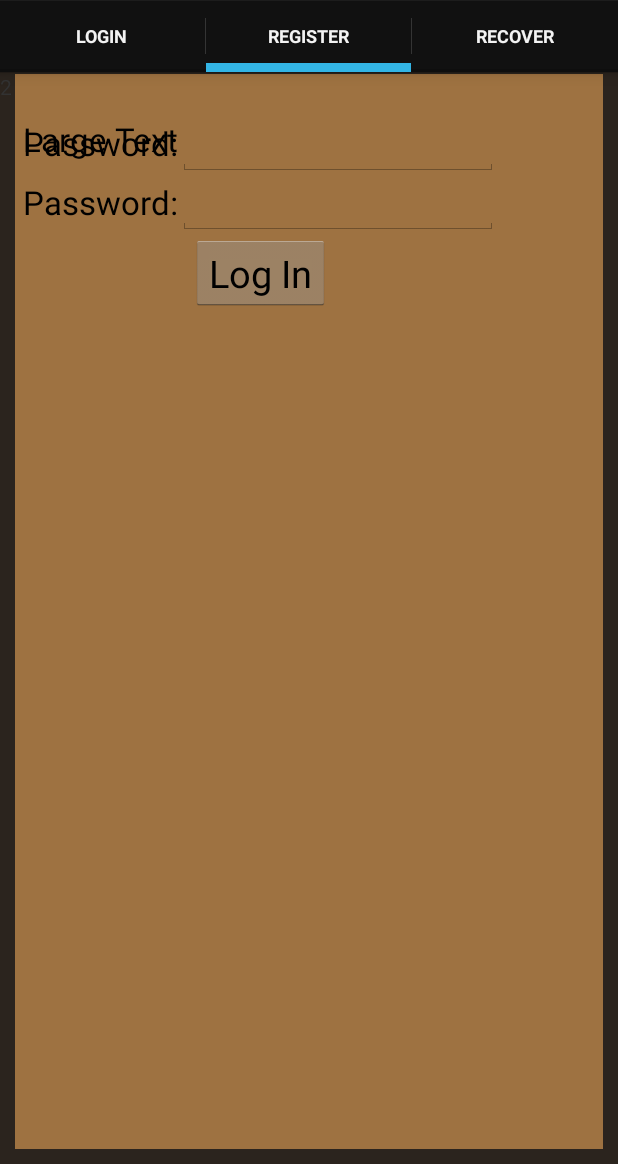
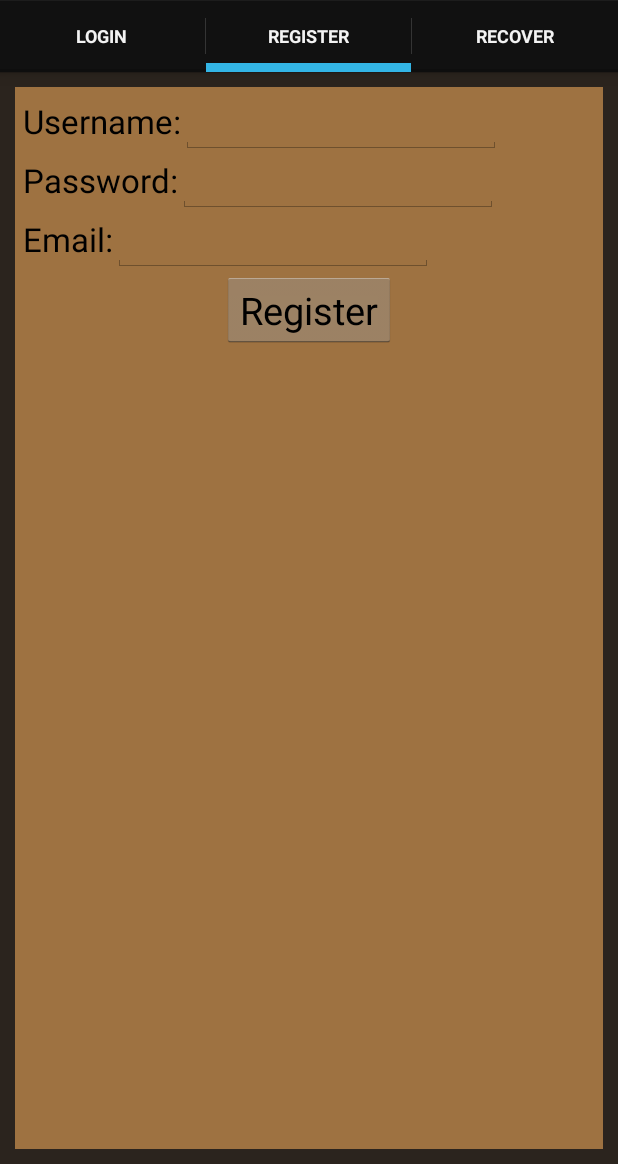
Before and after one commit to Malow/Gladiatus, an Android app: the screen it shows after launch (MainActivity), tab 2 chosen, on a phone screen of 412 x 824 dp, the part 72-1236 px from its top. Run offline under Robolectric (Android 15) with nearby library versions, the light colour scheme and no system bars.

Commit message:
Tabs on main screen

```diff
--- a/gladiatus/src/main/java/malow/gladiatus/activities/MainActivity.java
+++ b/gladiatus/src/main/java/malow/gladiatus/activities/MainActivity.java
@@ -4,15 +4,12 @@ import android.app.ActionBar;
 import android.app.Fragment;
 import android.app.FragmentTransaction;
 import android.os.Bundle;
-import android.view.Gravity;
 import android.view.LayoutInflater;
 import android.view.Menu;
 import android.view.MenuItem;
 import android.view.View;
 import android.view.ViewGroup;
-import android.widget.Button;
 import android.support.v4.app.FragmentActivity;
-import android.widget.TextView;
 
 import malow.gladiatus.Globals;
 import malow.gladiatus.R;
@@ -28,8 +25,8 @@ public class MainActivity extends FragmentActivity implements ActionBar.TabListe
         Globals.mainActivity = this;
         setContentView(R.layout.activity_main);
 
-        Button loginButton = (Button) findViewById(R.id.loginButton);
-        loginButton.setOnClickListener(MainActivityOnClick.login());
+        //Button loginButton = (Button) findViewById(R.id.loginButton);
+        //loginButton.setOnClickListener(MainActivityOnClick.login());
 
 
         // Set up the action bar to show tabs.
@@ -64,11 +61,11 @@ public class MainActivity extends FragmentActivity implements ActionBar.TabListe
     {
         // When the given tab is selected, show the tab contents in the
         // container view.
-        Fragment fragment = new DummySectionFragment();
+        Fragment fragment = new MainActivityFragment();
         Bundle args = new Bundle();
-        args.putInt(DummySectionFragment.ARG_SECTION_NUMBER, tab.getPosition() + 1);
+        args.putInt(MainActivityFragment.TAB_NUMBER, tab.getPosition());
         fragment.setArguments(args);
-        getFragmentManager().beginTransaction().replace(R.id.LoginMainFrame, fragment).commit();
+        getFragmentManager().beginTransaction().replace(R.id.LoginTabView, fragment).commit();
     }
 
     @Override
@@ -84,23 +81,31 @@ public class MainActivity extends FragmentActivity implements ActionBar.TabListe
     @Override
     public boolean onCreateOptionsMenu(Menu menu)
     {
-
         // Inflate the menu; this adds items to the action bar if it is present.
         getMenuInflater().inflate(R.menu.main, menu);
         return true;
     }
 
-    public static class DummySectionFragment extends Fragment
+    public static class MainActivityFragment extends Fragment
     {
-        public static final String ARG_SECTION_NUMBER = "placeholder_text";
+        public static final String TAB_NUMBER = "tab_number";
 
         @Override
         public View onCreateView(LayoutInflater inflater, ViewGroup container, Bundle savedInstanceState)
         {
-            TextView textView = new TextView(getActivity());
-            textView.setGravity(Gravity.CENTER);
-            textView.setText(Integer.toString(getArguments().getInt(ARG_SECTION_NUMBER)));
-            return textView;
+            int tab = getArguments().getInt(TAB_NUMBER);
+            if(tab == 0)
+            {
+                return inflater.inflate(R.layout.login_screen, container, false);
+            }
+            else if(tab == 1)
+            {
+                return inflater.inflate(R.layout.register_screen, container, false);
+            }
+            else
+            {
+                return inflater.inflate(R.layout.recover_screen, container, false);
+            }
         }
     }
 
--- a/gladiatus/src/main/java/malow/gladiatus/activities/MainActivityOnClick.java
+++ b/gladiatus/src/main/java/malow/gladiatus/activities/MainActivityOnClick.java
@@ -22,8 +22,8 @@ public class MainActivityOnClick
         @Override
         public void onClick(View v)
         {
-            String username = ((EditText) Globals.mainActivity.findViewById(R.id.usernameField)).getText().toString();
-            String password = ((EditText) Globals.mainActivity.findViewById(R.id.passwordField)).getText().toString();
+            String username = ((EditText) Globals.mainActivity.findViewById(R.id.login_usernameField)).getText().toString();
+            String password = ((EditText) Globals.mainActivity.findViewById(R.id.login_passwordField)).getText().toString();
 
             String encryptedPassword = MD5Encrypter.encrypt(password);
 
--- a/gladiatus/src/main/res/layout/activity_main.xml
+++ b/gladiatus/src/main/res/layout/activity_main.xml
@@ -5,124 +5,11 @@
     tools:context="malow.gladiatus.activities.MainActivity"
     android:id="@+id/LoginMainFrame">
 
-    <include android:id="@+id/gladiatus_frame" layout="@layout/gladiatus_frame" />
+    <LinearLayout
+        android:orientation="vertical"
+        android:layout_width="fill_parent"
+        android:layout_height="fill_parent"
+        android:id="@+id/LoginTabView"></LinearLayout>
 
 
-    <TabHost
-        android:layout_width="fill_parent"
-        android:layout_height="fill_parent"
-        android:id="@+id/tabHost"
-        android:layout_marginLeft="15dp"
-        android:layout_marginTop="30dp"
-        android:layout_marginRight="15dp"
-        android:layout_marginBottom="15dp">
-
-        <LinearLayout
-            android:layout_width="fill_parent"
-            android:layout_height="fill_parent"
-            android:orientation="vertical">
-
-            <TabWidget
-                android:id="@android:id/tabs"
-                android:layout_width="fill_parent"
-                android:layout_height="wrap_content">
-            </TabWidget>
-
-            <FrameLayout
-                android:id="@android:id/tabcontent"
-                android:layout_width="fill_parent"
-                android:layout_height="fill_parent">
-
-                <LinearLayout
-                    android:orientation="vertical"
-                    android:layout_width="wrap_content"
-                    android:layout_height="wrap_content"
-                    android:id="@+id/Login"
-                    >
-
-                    <LinearLayout
-                        android:orientation="horizontal"
-                        android:layout_width="wrap_content"
-                        android:layout_height="wrap_content">
-
-                        <TextView
-                            android:layout_width="wrap_content"
-                            android:layout_height="wrap_content"
-                            android:textAppearance="?android:attr/textAppearanceLarge"
-                            android:text="@string/password_label"
-                            android:id="@+id/textView"
-                            android:layout_weight="1"
-                            android:gravity="center"/>
-
-                        <EditText
-                            android:layout_width="wrap_content"
-                            android:layout_height="wrap_content"
-                            android:inputType="textPersonName"
-                            android:ems="10"
-                            android:id="@+id/usernameField"
-                            android:layout_weight="1"/>
-                    </LinearLayout>
-
-                    <LinearLayout
-                        android:orientation="horizontal"
-                        android:layout_width="wrap_content"
-                        android:layout_height="wrap_content"
-                        >
-
-                        <TextView
-                            android:layout_width="wrap_content"
-                            android:layout_height="wrap_content"
-                            android:textAppearance="?android:attr/textAppearanceLarge"
-                            android:text="@string/password_label"
-                            android:id="@+id/textView2"
-                            android:layout_weight="1"
-                            android:gravity="center"/>
-
-                        <EditText
-                            android:layout_width="wrap_content"
-                            android:layout_height="wrap_content"
-                            android:inputType="textPassword"
-                            android:ems="10"
-                            android:id="@+id/passwordField"
-                            android:layout_weight="1"/>
-                    </LinearLayout>
-
-                    <Button
-                        android:layout_width="wrap_content"
-                        android:layout_height="wrap_content"
-                        android:text="@string/login_button"
-                        android:id="@+id/loginButton"
-                        android:layout_gravity="center_horizontal"
-                        android:textSize="25sp"
-                        />
-
-                    <TextView
-                        android:layout_width="wrap_content"
-                        android:layout_height="wrap_content"
-                        android:textAppearance="?android:attr/textAppearanceLarge"
-                        android:id="@+id/loginErrorText"
-                        android:layout_gravity="center_horizontal"
-                        />
-
-                </LinearLayout>
-
-                <LinearLayout
-                    android:orientation="vertical"
-                    android:layout_width="wrap_content"
-                    android:layout_height="wrap_content"
-                    android:id="@+id/Register">
-
-                    <TextView
-                        android:layout_width="wrap_content"
-                        android:layout_height="wrap_content"
-                        android:textAppearance="?android:attr/textAppearanceLarge"
-                        android:text="Large Text"
-                        android:id="@+id/textView3"/>
-                </LinearLayout>
-
-            </FrameLayout>
-
-        </LinearLayout>
-    </TabHost>
-
 </RelativeLayout>
--- a/gladiatus/src/main/res/layout/gladiatus_frame.xml
+++ b/gladiatus/src/main/res/layout/gladiatus_frame.xml
@@ -14,7 +14,7 @@
         android:layout_marginLeft="10dp"
         android:layout_marginRight="10dp"
         android:layout_marginBottom="10dp"
-        android:layout_marginTop="1dp">
+        android:layout_marginTop="10dp">
     </LinearLayout>
 
 </LinearLayout>
--- /dev/null
+++ b/gladiatus/src/main/res/layout/register_screen.xml
@@ -0,0 +1,111 @@
+<?xml version="1.0" encoding="utf-8"?>
+
+<RelativeLayout xmlns:android="http://schemas.android.com/apk/res/android"
+    android:orientation="vertical" android:layout_width="match_parent"
+    android:layout_height="match_parent"
+    android:id="@+id/register_screen">
+
+    <include android:id="@+id/gladiatus_frame" layout="@layout/gladiatus_frame" />
+
+
+    <LinearLayout
+        android:orientation="vertical"
+        android:layout_width="fill_parent"
+        android:layout_height="wrap_content"
+        android:id="@+id/RegisterView"
+        android:layout_marginLeft="15dp"
+        android:layout_marginTop="15dp"
+        android:layout_marginRight="15dp"
+        android:layout_marginBottom="15dp">
+
+        <LinearLayout
+            android:orientation="horizontal"
+            android:layout_width="wrap_content"
+            android:layout_height="wrap_content">
+
+            <TextView
+                android:layout_width="wrap_content"
+                android:layout_height="wrap_content"
+                android:textAppearance="?android:attr/textAppearanceLarge"
+                android:text="@string/username_label"
+                android:id="@+id/textView"
+                android:layout_weight="1"
+                android:gravity="center"/>
+
+            <EditText
+                android:layout_width="wrap_content"
+                android:layout_height="wrap_content"
+                android:inputType="textPersonName"
+                android:ems="10"
+                android:id="@+id/register_usernameField"
+                android:layout_weight="1"/>
+        </LinearLayout>
+
+        <LinearLayout
+            android:orientation="horizontal"
+            android:layout_width="wrap_content"
+            android:layout_height="wrap_content"
+            >
+
+            <TextView
+                android:layout_width="wrap_content"
+                android:layout_height="wrap_content"
+                android:textAppearance="?android:attr/textAppearanceLarge"
+                android:text="@string/password_label"
+                android:id="@+id/textView2"
+                android:layout_weight="1"
+                android:gravity="center"/>
+
+            <EditText
+                android:layout_width="wrap_content"
+                android:layout_height="wrap_content"
+                android:inputType="textPassword"
+                android:ems="10"
+                android:id="@+id/register_passwordField"
+                android:layout_weight="1"/>
+        </LinearLayout>
+
+        <LinearLayout
+            android:orientation="horizontal"
+            android:layout_width="wrap_content"
+            android:layout_height="wrap_content"
+            >
+
+            <TextView
+                android:layout_width="wrap_content"
+                android:layout_height="wrap_content"
+                android:textAppearance="?android:attr/textAppearanceLarge"
+                android:text="@string/email_label"
+                android:id="@+id/textView3"
+                android:layout_weight="1"
+                android:gravity="center"/>
+
+            <EditText
+                android:layout_width="wrap_content"
+                android:layout_height="wrap_content"
+                android:inputType="textEmailAddress"
+                android:ems="10"
+                android:id="@+id/register_emailField"
+                android:layout_weight="1"/>
+        </LinearLayout>
+
+        <Button
+            android:layout_width="wrap_content"
+            android:layout_height="wrap_content"
+            android:text="@string/register_button"
+            android:id="@+id/register_button"
+            android:layout_gravity="center_horizontal"
+            android:textSize="25sp"
+            />
+
+        <TextView
+            android:layout_width="wrap_content"
+            android:layout_height="wrap_content"
+            android:textAppearance="?android:attr/textAppearanceLarge"
+            android:id="@+id/registerErrorText"
+            android:layout_gravity="center_horizontal"
+            />
+
+    </LinearLayout>
+
+</RelativeLayout>
--- a/gladiatus/src/main/res/values/strings.xml
+++ b/gladiatus/src/main/res/values/strings.xml
@@ -7,8 +7,11 @@
 
     <string name="username_label">Username:</string>
     <string name="password_label">Password:</string>
+    <string name="email_label">Email:</string>
 
     <string name="login_button">Log In</string>
+    <string name="register_button">Register</string>
+    <string name="recover_button">Receive new password</string>
 
     <string name="login_tab_1">Login</string>
     <string name="login_tab_2">Register</string>
```
Also changed, not shown: gladiatus/src/main/res/layout/login_screen.xml (added, +87 -0 lines), gladiatus/src/main/res/layout/recover_screen.xml (added, +64 -0 lines), 3 other files.
